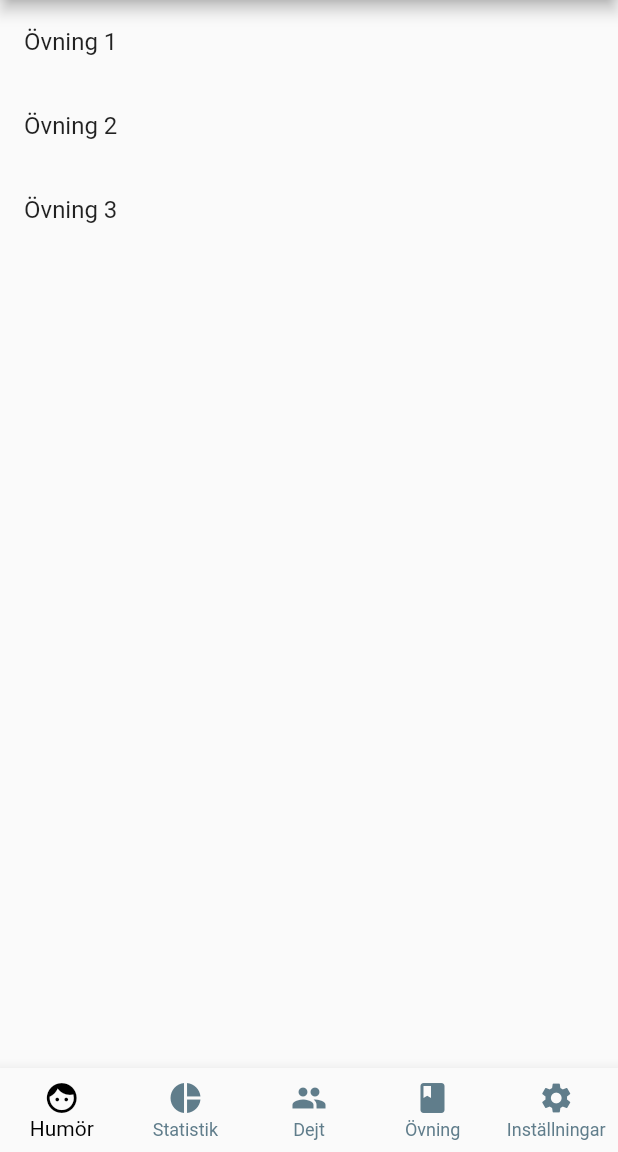
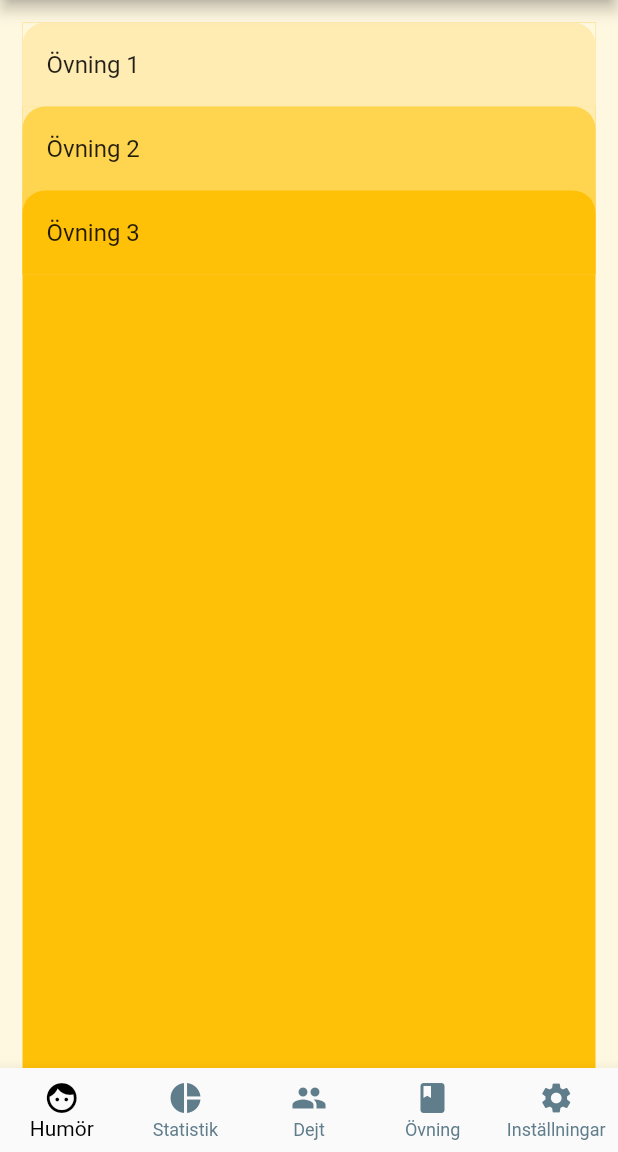
Before and after one commit to segger/bewiser, a Flutter app: the screen it shows after launch, item 4 of the bottom bar chosen, on a phone screen of 412 x 824 dp, the part 84-1236 px from its top. Run offline on Flutter 3.47's test engine with Material 2 defaults, Android fonts, the phone set to English and light mode, and no system bars.

Commit message:
Add gradient color for practice list view

```diff
--- a/lib/models/practice.dart
+++ b/lib/models/practice.dart
@@ -1,5 +1,7 @@
 class Practice {
   final int id;
+  final int gradientColor;
+  final int color;
   final String title;
-  const Practice(this.id, this.title);
+  const Practice(this.id, this.gradientColor, this.color, this.title);
 }
--- a/lib/pages/practice_page.dart
+++ b/lib/pages/practice_page.dart
@@ -15,13 +15,33 @@ class _PracticePageState extends State<PracticePage> {
 
   @override
   Widget build(BuildContext context) {
-    return ListView(
-      children: Constants.of(context).practices.map((practice) => ListTile(
-        title: Text(practice.title),
-        onTap: () => Navigator.push(context, MaterialPageRoute(
-          builder: (context) => PracticeView(practice),
-        )),
-      )).toList(),
+    return Container(
+      color: Colors.amber[50],
+      child: Container(
+        margin: EdgeInsets.only(left: 15, right: 15, top: 15),
+        color: Colors.amber[500],
+        child: ListView(
+          children: Constants.of(context).practices.map((practice) =>
+          Container(
+            color: Colors.amber[practice.gradientColor],
+            child: Container(
+              decoration: BoxDecoration(
+                color: Colors.amber[practice.color],
+                borderRadius: BorderRadius.only(
+                  topLeft: Radius.circular(15),
+                  topRight: Radius.circular(15),
+                )
+              ),
+              child: ListTile(
+                title: Text(practice.title),
+                onTap: () => Navigator.push(context, MaterialPageRoute(
+                  builder: (context) => PracticeView(practice),
+                )),
+              )
+            ),
+          )).toList(),
+        ),
+      ),
     );
   }
 }
--- a/lib/utils/constants.dart
+++ b/lib/utils/constants.dart
@@ -7,9 +7,9 @@ class Constants extends InheritedWidget {
   const Constants({Key key, Widget child}) : super(key: key, child: child);
 
   final List<Practice> practices = const [
-    Practice(1, "Övning 1"),
-    Practice(2, "Övning 2"),
-    Practice(3, "Övning 3"),
+    Practice(1, 50, 100, "Övning 1"),
+    Practice(2, 100, 300, "Övning 2"),
+    Practice(3, 300, 500, "Övning 3"),
   ];
 
   @override
```
